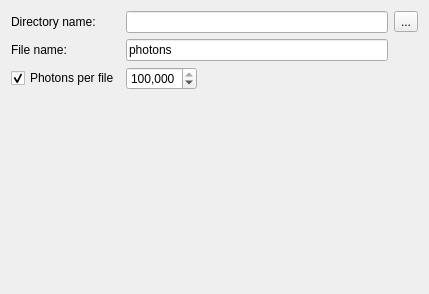
Old version of the form source/plugins/photons/PhotonsFile/PhotonsFileWidget.ui in the repository CST-Modelling-Tools/TonatiuhPP.
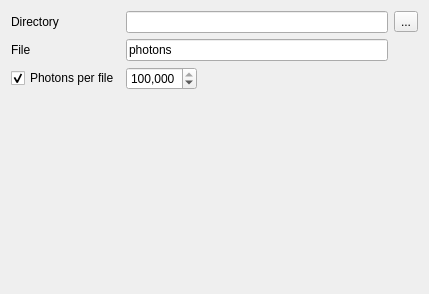
New version of the form.

What changed in the file:
```diff
--- a/source/plugins/photons/PhotonsFile/PhotonsFileWidget.ui
+++ b/source/plugins/photons/PhotonsFile/PhotonsFileWidget.ui
@@ -24,14 +24,14 @@
    <item row="1" column="0">
     <widget class="QLabel" name="fileLabel">
      <property name="text">
-      <string>File name:</string>
+      <string>File</string>
      </property>
     </widget>
    </item>
    <item row="0" column="0">
     <widget class="QLabel" name="directoryLabel">
      <property name="text">
-      <string>Directory name:</string>
+      <string>Directory</string>
      </property>
     </widget>
    </item>
```
